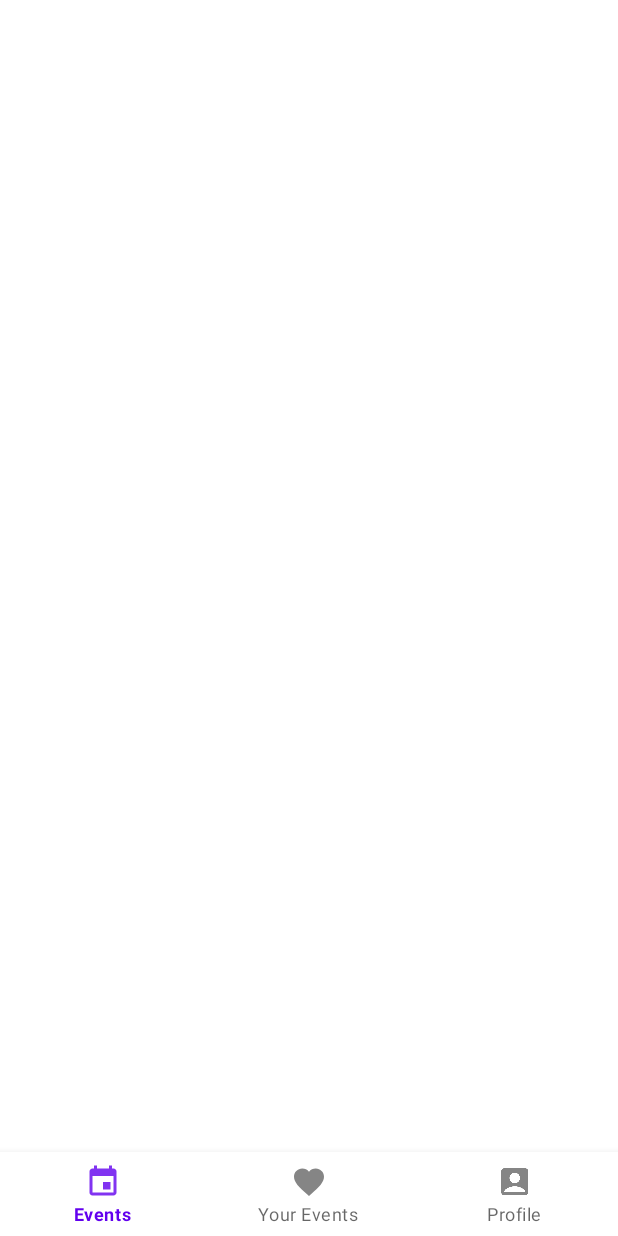
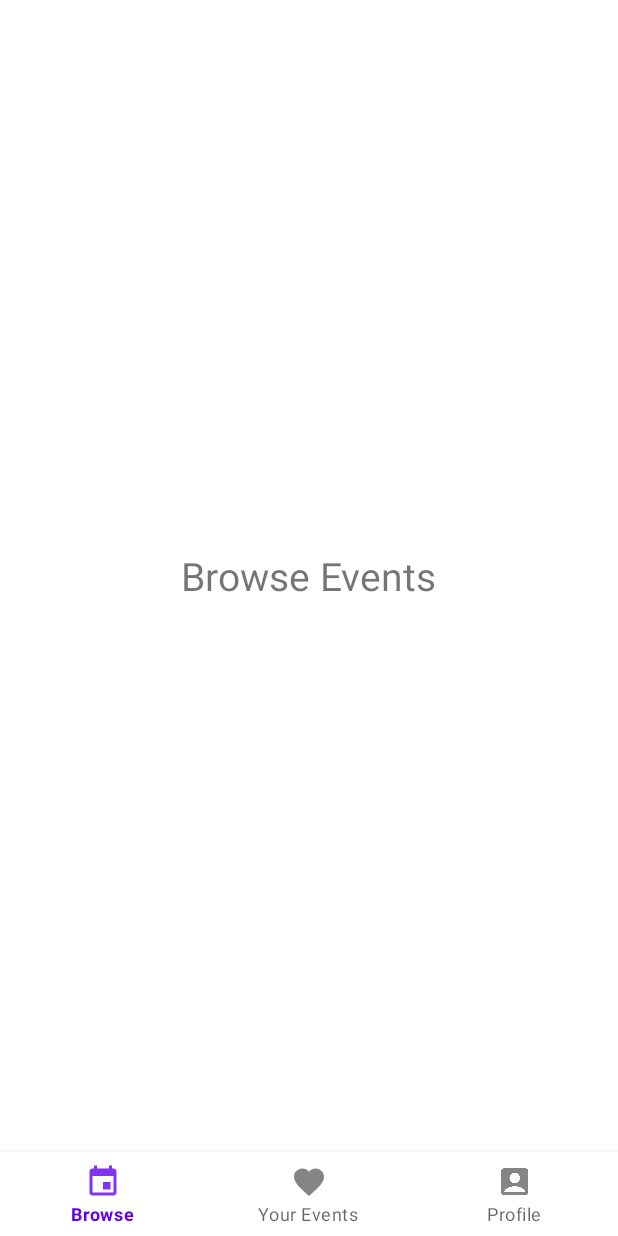
Before and after one commit to CMPUT301W24T40/Circle, an Android app: the screen it shows after launch (MainActivity), on a phone screen of 412 x 824 dp. Before the commit the screen is almost empty. Run offline under Robolectric (Android 15) with nearby library versions, the phone set to English and light mode, and no system bars.

Commit message:
Created fragments for profile, yourEvents, and browseEvents + respective layout files; edited MainActivity and activity_main.xml to change up the implementation of the nav bar a bit; renamed menu.xml file and events_icon png files; still need to work on logic to switch between fragments

```diff
--- /dev/null
+++ b/app/src/main/java/com/example/circleapp/BrowseEventsFragment.java
@@ -0,0 +1,18 @@
+package com.example.circleapp;
+
+import android.os.Bundle;
+import android.view.LayoutInflater;
+import android.view.View;
+import android.view.ViewGroup;
+
+import androidx.fragment.app.Fragment;
+
+public class BrowseEventsFragment extends Fragment {
+
+    @Override
+    public View onCreateView(LayoutInflater inflater, ViewGroup container,
+                             Bundle savedInstanceState) {
+        // Inflate the layout for this fragment
+        return inflater.inflate(R.layout.fragment_browse_events, container, false);
+    }
+}
--- a/app/src/main/java/com/example/circleapp/MainActivity.java
+++ b/app/src/main/java/com/example/circleapp/MainActivity.java
@@ -1,26 +1,48 @@
 package com.example.circleapp;
 
 import android.os.Bundle;
-import android.view.View;
-import android.view.Menu;
 
-import com.google.android.material.snackbar.Snackbar;
-import com.google.android.material.navigation.NavigationView;
-
-import androidx.navigation.NavController;
-import androidx.navigation.Navigation;
-import androidx.navigation.ui.AppBarConfiguration;
-import androidx.navigation.ui.NavigationUI;
-import androidx.drawerlayout.widget.DrawerLayout;
 import androidx.appcompat.app.AppCompatActivity;
+import androidx.fragment.app.Fragment;
+import androidx.fragment.app.FragmentManager;
+import androidx.fragment.app.FragmentTransaction;
 
 import com.example.circleapp.databinding.ActivityMainBinding;
 
 public class MainActivity extends AppCompatActivity {
 
+    ActivityMainBinding binding;
+
     @Override
     protected void onCreate(Bundle savedInstanceState) {
         super.onCreate(savedInstanceState);
-        setContentView(R.layout.activity_main);
+        binding = ActivityMainBinding.inflate(getLayoutInflater());
+        setContentView(binding.getRoot());
+        replaceFragment(new BrowseEventsFragment());
+
+        binding.bottomNavigationView.setOnItemSelectedListener(item -> {
+
+            switch (item.getItemId()) {
+
+                case 1000000: // number represents the ID number of your_events_item
+                    replaceFragment(new YourEventsFragment());
+                    break;
+                case 1000004: // number represents the ID number of browse_events_item
+                    replaceFragment(new BrowseEventsFragment());
+                    break;
+                case 1000003: // number represents the ID number of profile_item
+                    replaceFragment(new ProfileFragment());
+                    break;
+            }
+
+            return true;
+        });
+    }
+
+    private void replaceFragment(Fragment fragment) {
+        FragmentManager fragmentManager = getSupportFragmentManager();
+        FragmentTransaction fragmentTransaction = fragmentManager.beginTransaction();
+        fragmentTransaction.replace(R.id.frame_layout, fragment);
+        fragmentTransaction.commit();
     }
 }
--- a/app/src/main/res/layout/activity_main.xml
+++ b/app/src/main/res/layout/activity_main.xml
@@ -1,5 +1,5 @@
 <?xml version="1.0" encoding="utf-8"?>
-<RelativeLayout xmlns:android="http://schemas.android.com/apk/res/android"
+<androidx.constraintlayout.widget.ConstraintLayout xmlns:android="http://schemas.android.com/apk/res/android"
     xmlns:app="http://schemas.android.com/apk/res-auto"
     xmlns:tools="http://schemas.android.com/tools"
     android:layout_width="match_parent"
@@ -7,17 +7,23 @@
     tools:context=".MainActivity">
 
     <FrameLayout
-        android:layout_width="match_parent"
-        android:layout_height="match_parent"
-        android:id="@+id/container"
-        android:layout_above="@id/bottom_navigation"/>
+        android:id="@+id/frame_layout"
+        android:layout_width="0dp"
+        android:layout_height="0dp"
+        app:layout_constraintBottom_toTopOf="@+id/bottomNavigationView"
+        app:layout_constraintEnd_toEndOf="parent"
+        app:layout_constraintStart_toStartOf="parent"
+        app:layout_constraintTop_toTopOf="parent">
+
+    </FrameLayout>
 
     <com.google.android.material.bottomnavigation.BottomNavigationView
-        android:id="@+id/bottom_navigation"
+        android:id="@+id/bottomNavigationView"
         android:layout_width="match_parent"
         android:layout_height="wrap_content"
-        android:layout_alignParentBottom="true"
-        app:menu="@menu/main"/>
+        app:layout_constraintBottom_toBottomOf="parent"
+        app:layout_constraintEnd_toEndOf="parent"
+        app:layout_constraintStart_toStartOf="parent"
+        app:menu="@menu/bottom_nav_menu"/>
 
-
-</RelativeLayout>
+</androidx.constraintlayout.widget.ConstraintLayout>
--- /dev/null
+++ b/app/src/main/res/layout/fragment_browse_events.xml
@@ -0,0 +1,17 @@
+<?xml version="1.0" encoding="utf-8"?>
+<FrameLayout xmlns:android="http://schemas.android.com/apk/res/android"
+    xmlns:tools="http://schemas.android.com/tools"
+    android:layout_width="match_parent"
+    android:layout_height="match_parent"
+    tools:context=".BrowseEventsFragment">
+
+    <TextView
+        android:layout_width="wrap_content"
+        android:layout_height="wrap_content"
+        android:text="Browse Events"
+        android:textSize="26dp"
+        android:layout_gravity="center">
+
+    </TextView>
+
+</FrameLayout>
--- a/app/src/main/res/menu/main.xml
+++ b/app/src/main/res/menu/bottom_nav_menu.xml
@@ -2,15 +2,15 @@
 <menu xmlns:android="http://schemas.android.com/apk/res/android"
     xmlns:app="http://schemas.android.com/apk/res-auto">
     <item
-        android:id="@+id/events"
-        android:title="Events"
-        android:icon="@drawable/ic_events_icon"/>
+        android:id="@+id/browse_events_item"
+        android:title="Browse"
+        android:icon="@drawable/ic_browse_events_icon"/>
     <item
-        android:id="@+id/your_events"
+        android:id="@+id/your_events_item"
         android:title="Your Events"
         android:icon="@drawable/ic_your_events_icon"/>
     <item
-        android:id="@+id/profile"
+        android:id="@+id/profile_item"
         android:title="Profile"
         android:icon="@drawable/ic_profile_icon"/>
 </menu>
```
Also changed, not shown: app/src/main/java/com/example/circleapp/ProfileFragment.java (added, +18 -0 lines), app/src/main/java/com/example/circleapp/YourEventsFragment.java (added, +18 -0 lines), app/src/main/res/layout/fragment_profile.xml (added, +17 -0 lines), app/src/main/res/layout/fragment_your_events.xml (added, +17 -0 lines), app/src/main/res/drawable-anydpi/ic_browse_events_icon.xml (renamed from app/src/main/res/drawable-anydpi/ic_events_icon.xml), app/src/main/res/drawable-hdpi/ic_browse_events_icon.png (renamed from app/src/main/res/drawable-hdpi/ic_events_icon.png), app/src/main/res/drawable-mdpi/ic_browse_events_icon.png (renamed from app/src/main/res/drawable-mdpi/ic_events_icon.png), app/src/main/res/drawable-xhdpi/ic_browse_events_icon.png (renamed from app/src/main/res/drawable-xhdpi/ic_events_icon.png), app/src/main/res/drawable-xxhdpi/ic_browse_events_icon.png (renamed from app/src/main/res/drawable-xxhdpi/ic_events_icon.png).
